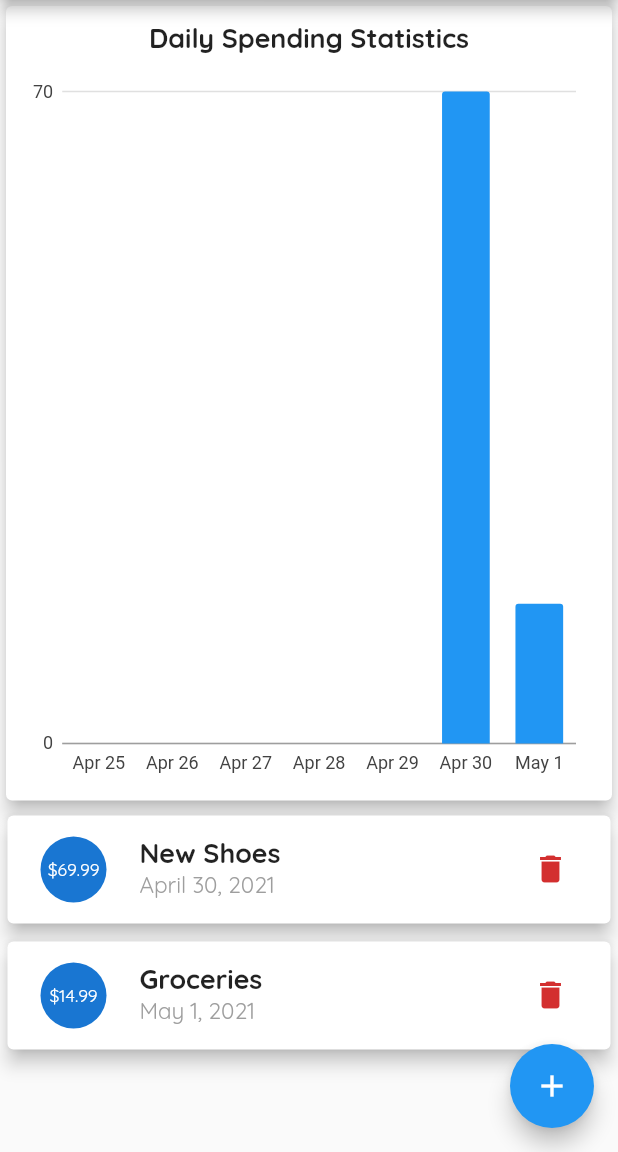
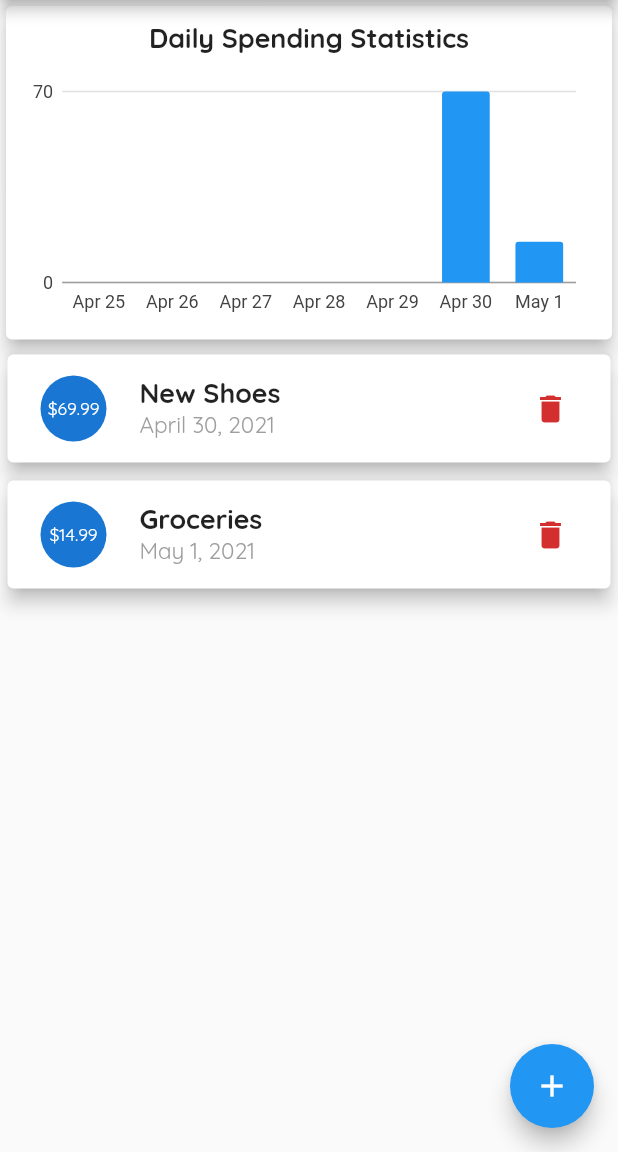
Before and after one commit to jimmy-lan/flutter_budget_app, a Flutter app: the screen it shows after launch, on a phone screen of 412 x 824 dp, the part 84-1236 px from its top. Run offline on Flutter 3.47's test engine with Material 2 defaults, Android fonts, the phone set to English and light mode, and no system bars; our stand-ins replace charts_flutter.

Commit message:
Correct height calculation

```diff
--- a/lib/widgets/home_page.dart
+++ b/lib/widgets/home_page.dart
@@ -69,12 +69,13 @@ class _MyHomePageState extends State<MyHomePage> {
       transactions: _userTransactions,
       onDeleteTransaction: _deleteTransaction,
     );
+    final availableHeight = (MediaQuery.of(context).size.height -
+        appBar.preferredSize.height -
+        MediaQuery.of(context).padding.top);
+    final chartHeight =
+        isLandscape ? availableHeight * 0.7 : availableHeight * 0.3;
     final chartContainer = Container(
-        height: (MediaQuery.of(context).size.height -
-                appBar.preferredSize.height -
-                MediaQuery.of(context).padding.top) *
-            0.7,
-        child: Chart(transactionData: _userTransactions));
+        height: chartHeight, child: Chart(transactionData: _userTransactions));
 
     return Scaffold(
       appBar: appBar,
```
